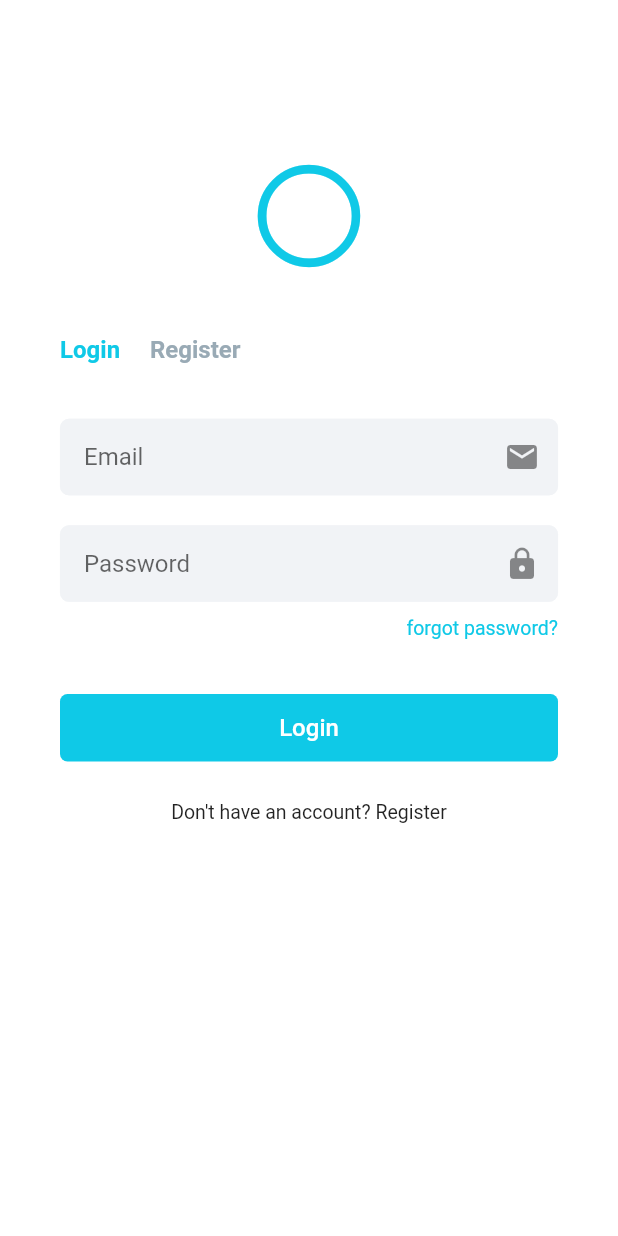
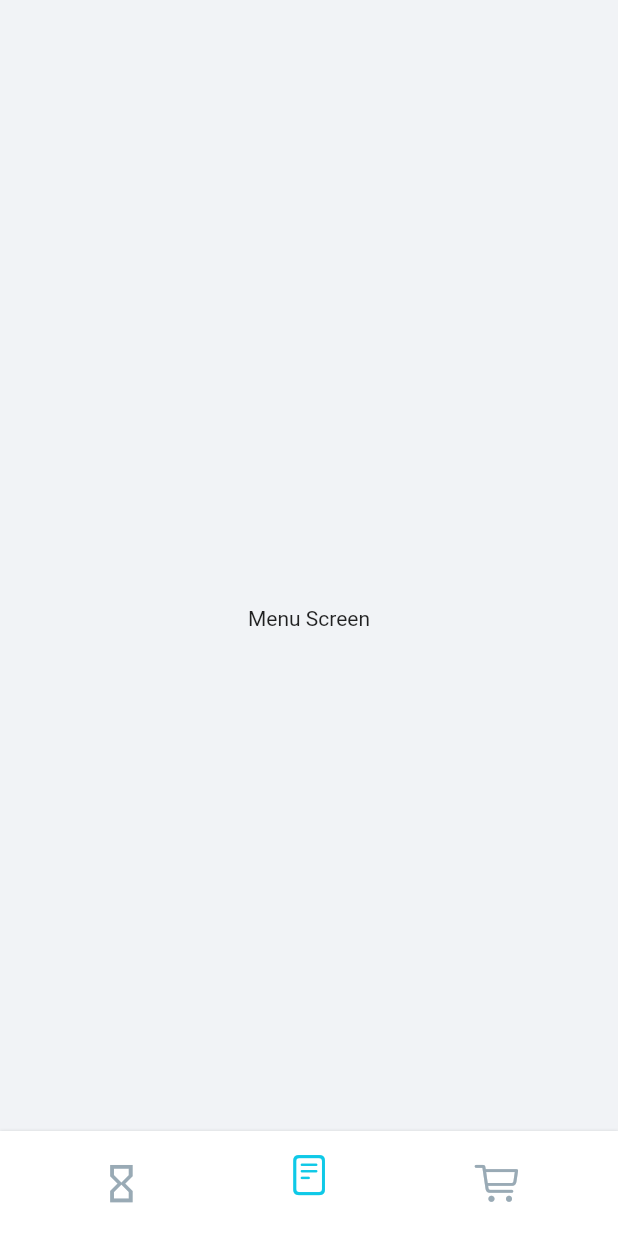
Before and after one commit to AymanProjects/SafeDine, a Flutter app: the screen it shows after launch, on a phone screen of 412 x 824 dp. Run offline on Flutter 3.47's test engine with Material 2 defaults, Android fonts, the phone set to English and light mode, and no system bars; our stand-ins replace cloud_firestore, firebase_auth, flash, flutter_screenutil; accounts and stored records are empty.

Commit message:
Added Home screen and its bottom navigation bar, and added setters and getters for some models id

```diff
--- a/lib/Models/Branch.dart
+++ b/lib/Models/Branch.dart
@@ -59,7 +59,7 @@ class Branch implements DatabaseModel {
 
   @override
   String getID() {
-    return id;
+    return id ?? '';
   }
 
   @override
--- a/lib/Models/Restaurant.dart
+++ b/lib/Models/Restaurant.dart
@@ -87,9 +87,9 @@ class Restaurant extends Account implements DatabaseModel{
     _menu = value;
   }
 
-    @override
+   @override
   String getID() {
-    return id;
+    return id ?? '';
   }
 
   @override
--- a/lib/Models/Visitor.dart
+++ b/lib/Models/Visitor.dart
@@ -70,9 +70,9 @@ class Visitor extends Account implements DatabaseModel{
     return await Authentication().register(this);
   }
 
-    @override
+   @override
   String getID() {
-    return id;
+    return id ?? '';
   }
 
   @override
--- /dev/null
+++ b/lib/Screens/Home/HomeScreen.dart
@@ -0,0 +1,44 @@
+import 'package:SafeDine/Screens/Cart/CartScreen.dart';
+import 'package:SafeDine/Screens/Menu/MenuScreen.dart';
+import 'package:SafeDine/Screens/OrderProgress/OrderProgressScreen.dart';
+import 'package:flutter/material.dart';
+import 'package:provider/provider.dart';
+import 'widgets/EpicBottomNavigation.dart';
+import 'widgets/ScreenIndex.dart';
+
+class HomeScreen extends StatefulWidget {
+  @override
+  _HomeScreenState createState() => _HomeScreenState();
+}
+
+class _HomeScreenState extends State<HomeScreen> {
+  List<Widget> screens = [OrderProgressScreen(), MenuScreen(), CartScreen()];
+
+  @override
+  Widget build(BuildContext context) {
+    return ChangeNotifierProvider<ScreenIndex>(
+        create: (context) => ScreenIndex(),
+        child: Builder(
+          builder: (context) => Consumer<ScreenIndex>(
+            builder: (context, screenIndex, _) =>
+
+            Stack(
+              children: [
+                Overlay(
+                  initialEntries: [
+                    OverlayEntry(builder: (overlayContext) {
+                      return screens[screenIndex.index];
+                    }),
+                  ],
+                ),
+                Positioned(
+                    bottom: 0,
+                    right: 0,
+                    left: 0,
+                    child: EpicBottomNavigation()),
+              ],
+            ),
+          ),
+        ));
+  }
+}
--- /dev/null
+++ b/lib/Screens/Home/widgets/EpicBottomNavigation.dart
@@ -0,0 +1,72 @@
+import 'package:SafeDine/Utilities/AppTheme.dart';
+import 'package:flutter/cupertino.dart';
+import 'package:flutter/material.dart';
+import 'package:flutter_screenutil/flutter_screenutil.dart';
+import 'package:provider/provider.dart';
+
+import 'ScreenIndex.dart';
+
+class EpicBottomNavigation extends StatefulWidget {
+
+  @override
+  _EpicBottomNavigationState createState() => _EpicBottomNavigationState();
+}
+
+class _EpicBottomNavigationState extends State<EpicBottomNavigation> {
+
+  @override
+  Widget build(BuildContext context) {
+    return Container(
+      height: 70,
+      decoration: BoxDecoration(
+        color: Provider.of<AppTheme>(context, listen: false).white,
+        boxShadow: [BoxShadow(color: Colors.black12, blurRadius: 1)],
+      ),
+      child: Row(
+        mainAxisAlignment: MainAxisAlignment.spaceEvenly,
+        children: [
+          bottomBarItem(
+              index: 0,
+              size: 25.h,
+              icon: Icons.hourglass_empty,
+              context: context),
+          bottomBarItem(
+              index: 1,
+              size: 25.h,
+              icon: CupertinoIcons.doc_plaintext,
+              context: context),
+          bottomBarItem(
+              index: 2,
+              size: 25.h,
+              icon: CupertinoIcons.cart,
+              context: context),
+        ],
+      ),
+    );
+  }
+
+  Widget bottomBarItem({int index, context, IconData icon, double size}) {
+    ScreenIndex selectedScreenIndex = Provider.of<ScreenIndex>(context, listen: false);
+    bool isSelected = (selectedScreenIndex.index == index);
+    return Align(
+      alignment: isSelected ? Alignment.topCenter : Alignment.center,
+      child: Padding(
+        padding: isSelected ? EdgeInsets.only(top: 5.w) : EdgeInsets.zero,
+        child: FlatButton(
+          child: Icon(
+            icon,
+            size: size,
+            color: isSelected
+                ? Theme.of(context).primaryColor
+                : Provider.of<AppTheme>(context, listen: false).grey,
+          ),
+          onPressed: () {
+            setState(() {
+              selectedScreenIndex.setScreenIndex(index);
+            });
+          },
+        ),
+      ),
+    );
+  }
+}
--- /dev/null
+++ b/lib/Screens/Home/widgets/ScreenIndex.dart
@@ -0,0 +1,10 @@
+import 'package:flutter/foundation.dart';
+
+class ScreenIndex with ChangeNotifier {
+  int index = 1;
+
+  setScreenIndex(int index) {
+    this.index = index;
+    notifyListeners();
+  }
+}
--- /dev/null
+++ b/lib/Screens/Menu/MenuScreen.dart
@@ -0,0 +1,11 @@
+import 'package:flutter/material.dart';
+
+class MenuScreen extends StatelessWidget {
+  @override
+  Widget build(BuildContext context) {
+
+    return Scaffold(
+      body: Center(child: Text('Menu Screen'),),
+    );
+  }
+}
--- a/lib/main.dart
+++ b/lib/main.dart
@@ -1,3 +1,4 @@
+import 'package:SafeDine/Screens/Home/HomeScreen.dart';
 import 'package:flutter/material.dart';
 import 'package:provider/provider.dart';
 import 'AppStyleConfiguration.dart';
@@ -19,7 +20,7 @@ void main() async {
         ),
       ],
       child: AppStyleConfiguration(
-        child: AuthScreen(),
+        child: HomeScreen(),
       ),
     ),
   );
```
Also changed, not shown: lib/Models/Order.dart (+21 -14 lines), lib/Screens/Cart/CartScreen.dart (added, +11 -0 lines), lib/Screens/OrderProgress/OrderProgressScreen.dart (added, +11 -0 lines).
